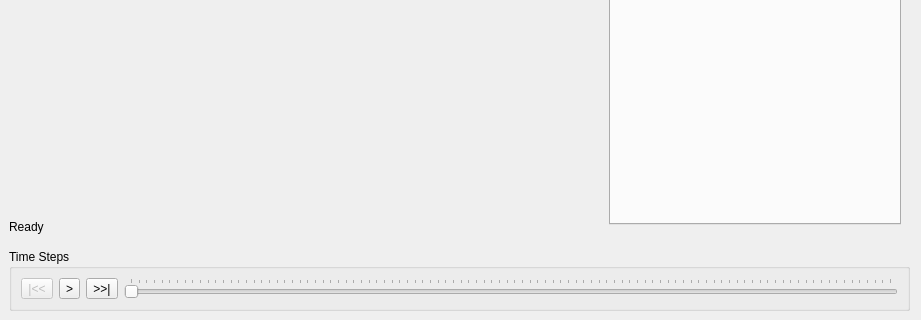
First picture: the form in Window.ui, repository danlipsa/foamvis, before the edit; both pictures show x 0 to 921 and y 400 to 720 of the 921 by 720 pixel window.
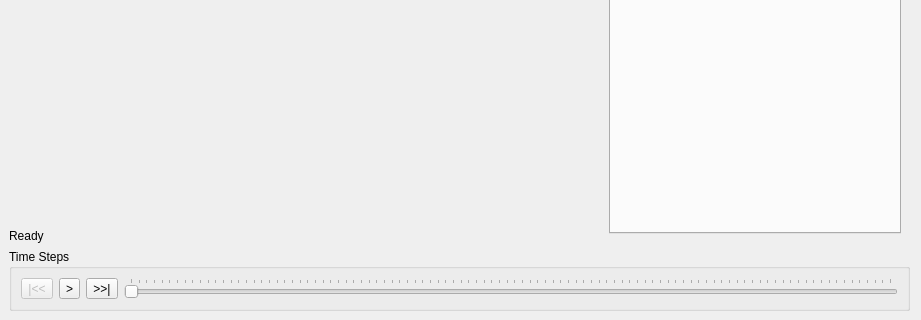
Second picture: the form after the edit. Custom widgets are drawn as their Qt base class.

Patch:
```diff
--- a/Window.ui
+++ b/Window.ui
@@ -38,21 +38,15 @@
       </size>
      </property>
      <layout class="QHBoxLayout" name="horizontalLayout_3" stretch="1,0">
+      <property name="spacing">
+       <number>6</number>
+      </property>
       <property name="sizeConstraint">
        <enum>QLayout::SetDefaultConstraint</enum>
       </property>
-      <property name="leftMargin">
+      <property name="margin">
        <number>0</number>
       </property>
-      <property name="topMargin">
-       <number>0</number>
-      </property>
-      <property name="rightMargin">
-       <number>0</number>
-      </property>
-      <property name="bottomMargin">
-       <number>9</number>
-      </property>
       <item>
        <widget class="QWidget" name="widgetDisplay" native="true">
         <property name="sizePolicy">
@@ -68,13 +62,16 @@
          </size>
         </property>
         <layout class="QVBoxLayout" name="verticalLayout_14">
+         <property name="spacing">
+          <number>0</number>
+         </property>
          <property name="margin">
           <number>0</number>
          </property>
          <item>
           <widget class="GLWidget" name="widgetGl" native="true">
            <property name="sizePolicy">
-            <sizepolicy hsizetype="MinimumExpanding" vsizetype="MinimumExpanding">
+            <sizepolicy hsizetype="Preferred" vsizetype="MinimumExpanding">
              <horstretch>0</horstretch>
              <verstretch>0</verstretch>
             </sizepolicy>
```
Left out of the diff: 3 changed lines with no effect on the pictures.
